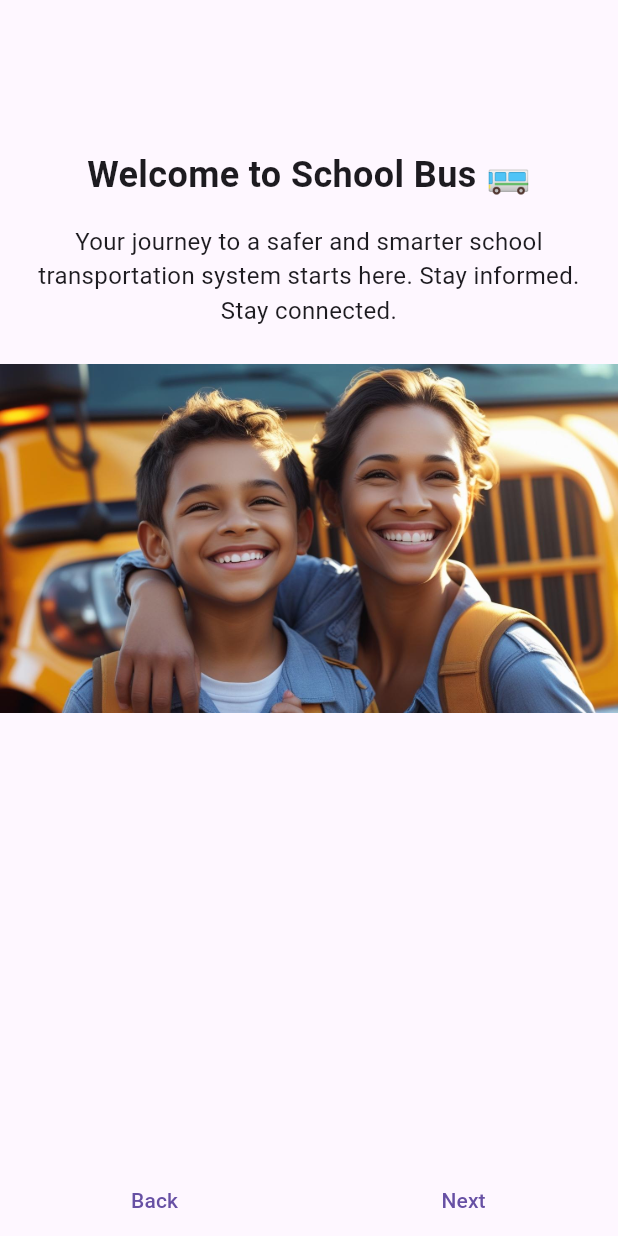
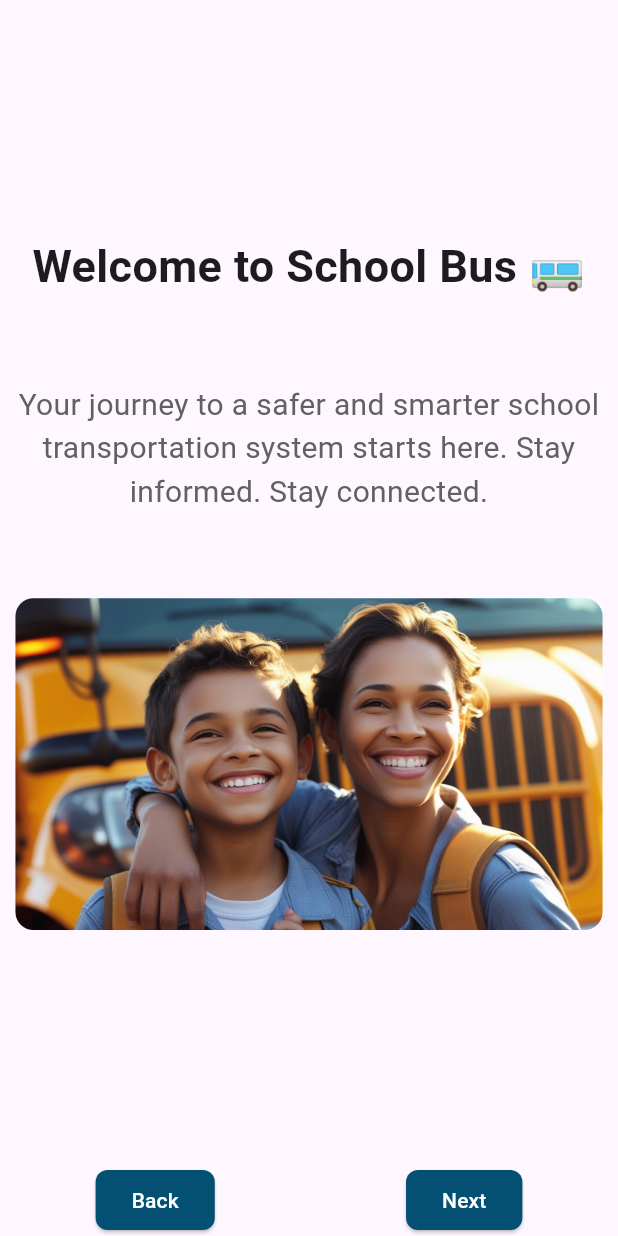
Before and after one commit to Zedestar/flutter_schoolBus, a Flutter app: the screen it shows after launch, after a tap on "Back", on a phone screen of 412 x 824 dp. Run offline on Flutter 3.47's test engine with Material 3 defaults, Android fonts, the phone set to English and light mode, and no system bars.

Commit message:
The commit after refactoring the button and and other onboard screen

```diff
--- a/lib/pages/onboard_page.dart
+++ b/lib/pages/onboard_page.dart
@@ -1,6 +1,7 @@
 import 'package:flutter/material.dart';
 import 'package:school_bus/data/onboard_data.dart';
-import 'package:school_bus/widgets/snack_bar.dart';
+import 'package:school_bus/pages/home_page.dart';
+import 'package:school_bus/widgets/elevated_button.dart';
 
 class OnBoardScreen extends StatefulWidget {
   const OnBoardScreen({super.key});
@@ -41,25 +42,34 @@ class _OnBoardScreenState extends State<OnBoardScreen> {
                     height: MediaQuery.of(context).size.height * 0.7,
                     child: Column(
                       mainAxisSize: MainAxisSize.min,
+                      mainAxisAlignment: MainAxisAlignment.spaceEvenly,
                       children: [
                         Text(
                           _onboardData[index]["title"] ?? "",
+                          textAlign: TextAlign.center,
                           style: TextStyle(
-                              fontSize: 24, fontWeight: FontWeight.bold),
+                            fontSize: 30,
+                            fontWeight: FontWeight.bold,
                           ),
-                        SizedBox(height: 16),
+                        ),
+                        // SizedBox(height: 28),
                         Padding(
                           padding: const EdgeInsets.symmetric(horizontal: 8.0),
                           child: Text(
                             _onboardData[index]["subtitle"] ?? "",
                             textAlign: TextAlign.center,
-                            style: TextStyle(fontSize: 16),
+                            style: TextStyle(
+                                fontSize: 20, color: Colors.grey[700]),
                           ),
                         ),
-                        SizedBox(height: 24),
-                        Image.asset(
+                        // SizedBox(height: 28),
+                        ClipRRect(
+                          borderRadius: BorderRadius.circular(12),
+                          child: Image.asset(
                             _onboardData[index]["image"] ?? "",
-                          fit: BoxFit.cover,
+                            // fit: BoxFit.cover,
+                            width: MediaQuery.of(context).size.width * 0.95,
+                          ),
                         ),
                       ],
                     ),
@@ -71,30 +81,40 @@ class _OnBoardScreenState extends State<OnBoardScreen> {
           Row(
             mainAxisAlignment: MainAxisAlignment.spaceAround,
             children: [
-              TextButton(
+              TheElevatedButton(
                 onPressed: () {
-                  if (_currentPage > 0) {
                   _pageController.previousPage(
-                        duration: const Duration(milliseconds: 300),
-                        curve: Curves.easeIn);
-                  } else {
-                    mySnackBar(
-                      context: context,
-                      contentMessage: "Your already on the first page",
-                      actionLabel: "Okay",
+                    duration: const Duration(
+                      milliseconds: 300,
+                    ),
+                    curve: Curves.easeIn,
                   );
-                  }
                 },
-                child: Text("Back"),
+                buttonText: "Back",
               ),
-              TextButton(
+              _currentPage == _onboardData.length - 1
+                  ? TheElevatedButton(
+                      onPressed: () {
+                        Navigator.push(
+                          context,
+                          MaterialPageRoute(
+                            builder: (context) => HomePage(),
+                          ),
+                        );
+                      },
+                      buttonText: "Get Started",
+                    )
+                  : TheElevatedButton(
                       onPressed: () {
                         _pageController.nextPage(
-                      duration: const Duration(milliseconds: 300),
-                      curve: Curves.easeIn);
+                          duration: const Duration(
+                            milliseconds: 300,
+                          ),
+                          curve: Curves.easeIn,
+                        );
                       },
-                child: Text("Next"),
-              ),
+                      buttonText: "Next",
+                    )
             ],
           )
         ],
--- /dev/null
+++ b/lib/widgets/elevated_button.dart
@@ -0,0 +1,27 @@
+import 'package:flutter/material.dart';
+
+class TheElevatedButton extends StatelessWidget {
+  const TheElevatedButton({
+    super.key,
+    required this.onPressed,
+    required this.buttonText,
+  });
+
+  final VoidCallback onPressed;
+  final String buttonText;
+
+  @override
+  Widget build(BuildContext context) {
+    return ElevatedButton(
+      style: ElevatedButton.styleFrom(
+        backgroundColor: const Color.fromARGB(255, 4, 80, 115),
+        foregroundColor: Colors.white,
+        shape: RoundedRectangleBorder(
+          borderRadius: BorderRadius.circular(8),
+        ),
+      ),
+      onPressed: onPressed,
+      child: Text(buttonText),
+    );
+  }
+}
```
Lines whose indentation alone changed are shown as unchanged.
